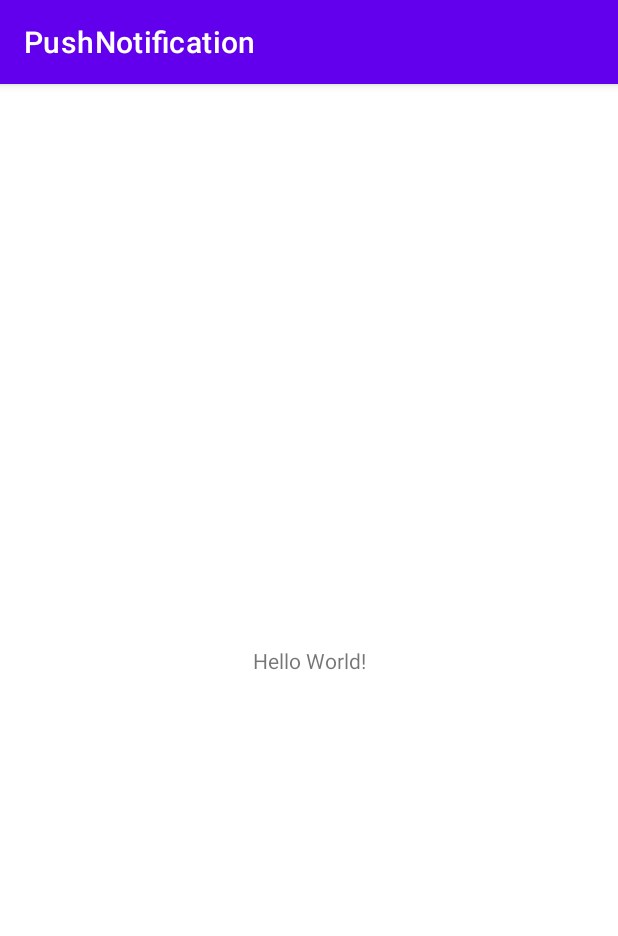
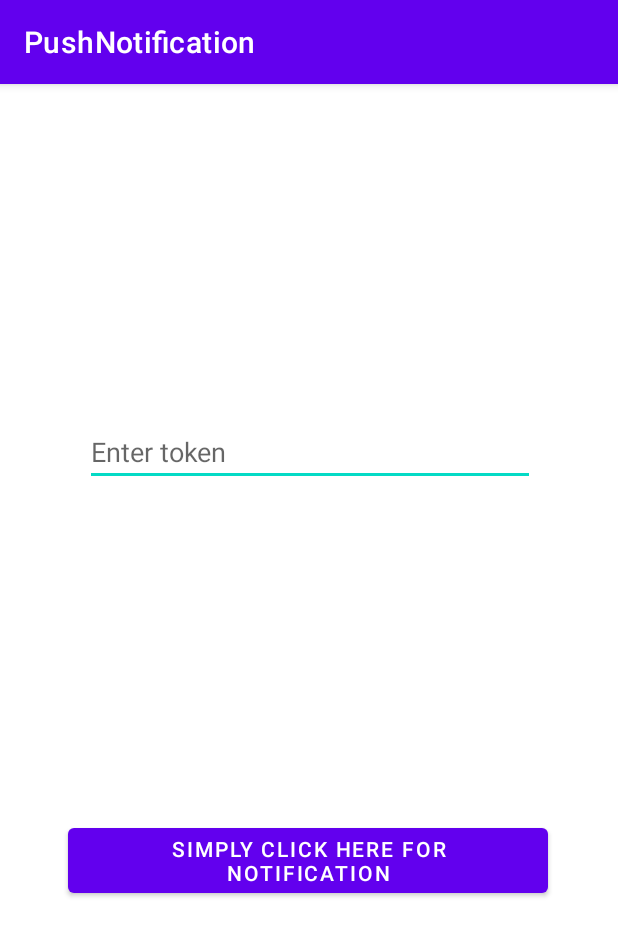
Before and after one commit to FatiGurqiti/PushNotification, an Android app: the screen it shows after launch (MainActivity), on a phone screen of 412 x 824 dp. Shown: the top 936 px of the screen. Run offline under Robolectric (Android 15) with nearby library versions, the phone set to English and light mode, and no system bars.

Commit message:
Sends notification from Firebase

```diff
--- a/app/src/main/res/layout/activity_main.xml
+++ b/app/src/main/res/layout/activity_main.xml
@@ -6,13 +6,26 @@
     android:layout_height="match_parent"
     tools:context=".MainActivity">
 
-    <TextView
-        android:layout_width="wrap_content"
+
+    <EditText
+        android:id="@id/token"
+        android:layout_width="300dp"
         android:layout_height="wrap_content"
-        android:text="Hello World!"
-        app:layout_constraintBottom_toBottomOf="parent"
+        android:hint="Enter token"
+        app:layout_constraintBottom_toTopOf="@+id/button"
         app:layout_constraintEnd_toEndOf="parent"
+        app:layout_constraintHorizontal_bias="0.505"
         app:layout_constraintStart_toStartOf="parent"
         app:layout_constraintTop_toTopOf="parent" />
 
+    <Button
+        android:id="@+id/button"
+        android:layout_width="wrap_content"
+        android:layout_height="wrap_content"
+        android:text="Simply click here for notification"
+        app:layout_constraintBottom_toBottomOf="parent"
+        app:layout_constraintEnd_toEndOf="parent"
+        app:layout_constraintHorizontal_bias="0.494"
+        app:layout_constraintStart_toStartOf="parent"
+        app:layout_constraintTop_toBottomOf="@+id/token" />
 </androidx.constraintlayout.widget.ConstraintLayout>
--- a/build.gradle
+++ b/build.gradle
@@ -1,4 +1,8 @@
-// Top-level build file where you can add configuration options common to all sub-projects/modules.
+buildscript {
+    dependencies {
+        classpath 'com.google.gms:google-services:4.3.10'
+    }
+}// Top-level build file where you can add configuration options common to all sub-projects/modules.
 plugins {
     id 'com.android.application' version '7.2.1' apply false
     id 'com.android.library' version '7.2.1' apply false
```
Also changed, not shown: app/build.gradle (+12 -0 lines), app/src/main/AndroidManifest.xml (+13 -0 lines), app/src/main/java/com/example/pushnotification/services/PushNotification.kt (added, +35 -0 lines), 1 other file.
